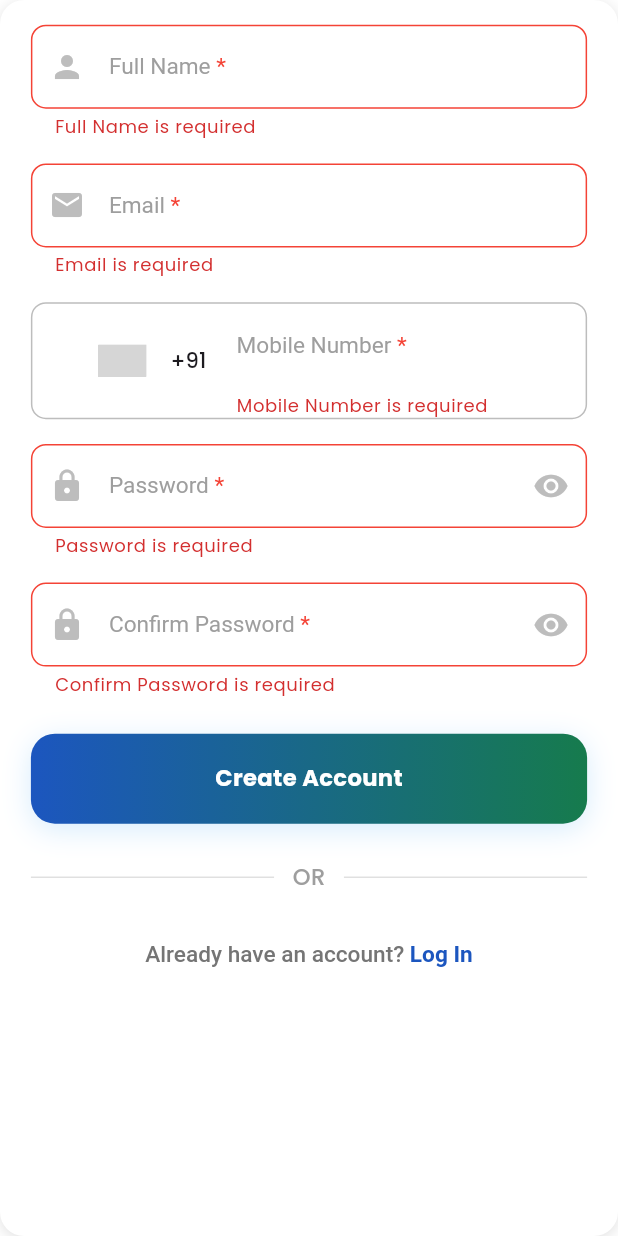
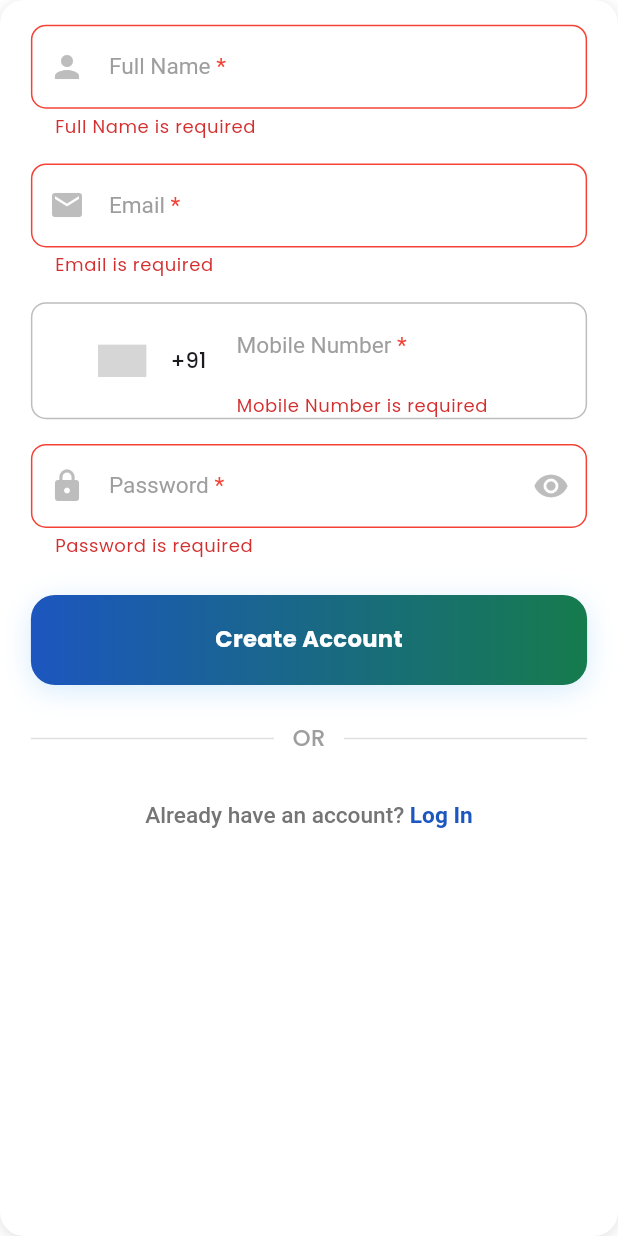
Before and after one commit to arunkumar-dev-ak/eventjar_app, a Flutter app: the SignUpForm widget shown alone on an empty page, opened directly, after a tap on "Create Account", on a phone screen of 412 x 824 dp. Run offline on Flutter 3.47's test engine with Material 3 defaults, Android fonts, the phone set to English and light mode, and no system bars; drawn by our look-alikes of country_code_picker; our stand-ins replace dio, flutter_svg, font_awesome_flutter, get, google_fonts, logger and 4 more; accounts and stored records are empty; network calls fail; grey boxes are pictures that could not be loaded.

Commit message:
feat: confirm pwd is removed

```diff
--- a/lib/controller/signUp/controller.dart
+++ b/lib/controller/signUp/controller.dart
@@ -1,6 +1,5 @@
 import 'package:dio/dio.dart';
 import 'package:eventjar/api/sign_up_api/sign_up_api.dart';
-import 'package:eventjar/api/signin_api/signin_api.dart';
 import 'package:eventjar/controller/signUp/state.dart';
 import 'package:eventjar/global/app_snackbar.dart';
 import 'package:eventjar/helper/apierror_handler.dart';
@@ -15,7 +14,6 @@ class SignUpController extends GetxController {
   final _emailController = TextEditingController().obs;
   final _passwordController = TextEditingController().obs;
   final _fullNameController = TextEditingController().obs;
-  final _confirmPasswordController = TextEditingController().obs;
   final _mobileNumberController = TextEditingController().obs;
 
   final isPasswordHidden = true.obs;
@@ -24,8 +22,6 @@ class SignUpController extends GetxController {
   TextEditingController get emailController => _emailController.value;
   TextEditingController get passwordController => _passwordController.value;
   TextEditingController get fullNameController => _fullNameController.value;
-  TextEditingController get confirmPasswordController =>
-      _confirmPasswordController.value;
   TextEditingController get mobileNumberController =>
       _mobileNumberController.value;
 
--- a/lib/controller/signUp/state.dart
+++ b/lib/controller/signUp/state.dart
@@ -7,7 +7,6 @@ class SignUpState {
   RxBool gmail = false.obs;
   RxBool mobileNumber = false.obs;
   RxBool password = false.obs;
-  RxBool confirmPassword = false.obs;
 
   RxBool isPasswordHidden = true.obs;
   RxBool isConfirmPasswordHidden = true.obs;
@@ -16,7 +15,6 @@ class SignUpState {
   RxBool focusFullName = false.obs;
   RxBool focusMobileNumber = false.obs;
   RxBool focusPassword = false.obs;
-  RxBool focusConfirmPassword = false.obs;
 
   RxBool isEmailValid = true.obs;
   RxBool isPasswordValid = true.obs;
--- a/lib/page/sign_up/widgets/signup_form.dart
+++ b/lib/page/sign_up/widgets/signup_form.dart
@@ -226,32 +226,6 @@ class SignUpForm extends StatelessWidget {
                 onChanged: (_) {},
               ),
             ),
-            SizedBox(height: 2.hp),
-
-            // Confirm Password
-            Obx(
-              () => SignUpTextFormField(
-                controller: controller.confirmPasswordController,
-                label: "Confirm Password",
-                isPassword: true,
-                isPasswordHidden:
-                    controller.state.isConfirmPasswordHidden.value,
-                togglePasswordVisibility: () =>
-                    controller.state.isConfirmPasswordHidden.value =
-                        !controller.state.isConfirmPasswordHidden.value,
-                validator: (val) {
-                  if (val == null || val.isEmpty) {
-                    return "Confirm Password is required";
-                  } else if (val != controller.passwordController.text) {
-                    return "Passwords do not match";
-                  }
-                  return null;
-                },
-                isFieldValid: controller.state.isConfirmPasswordValid,
-                isFieldFocused: controller.state.focusConfirmPassword,
-                onChanged: (_) {},
-              ),
-            ),
 
             SizedBox(height: 3.hp),
 
```
Also changed, not shown: lib/controller/add_contact/controller.dart (+14 -2 lines), lib/page/contact/contact_card_page_utils.dart (+8 -13 lines).
